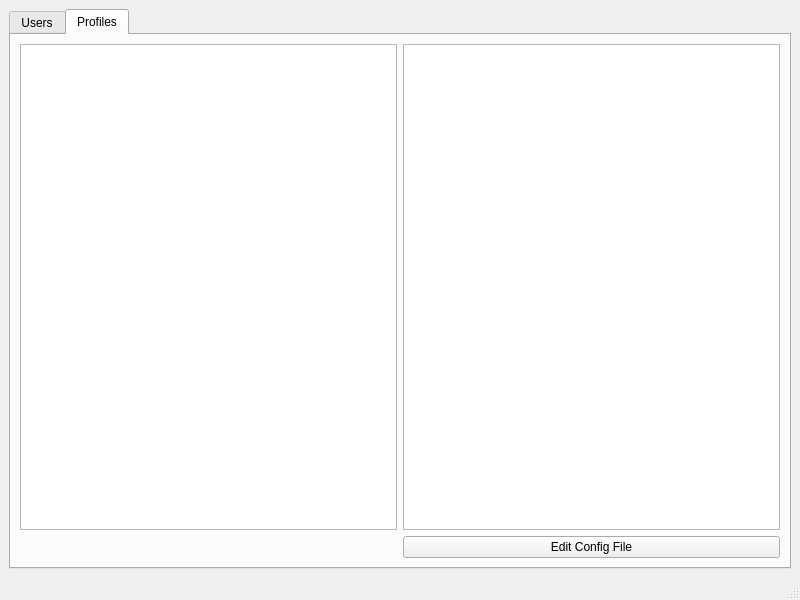
KDE/confine, file src/mainwindow.ui: the form before one commit.
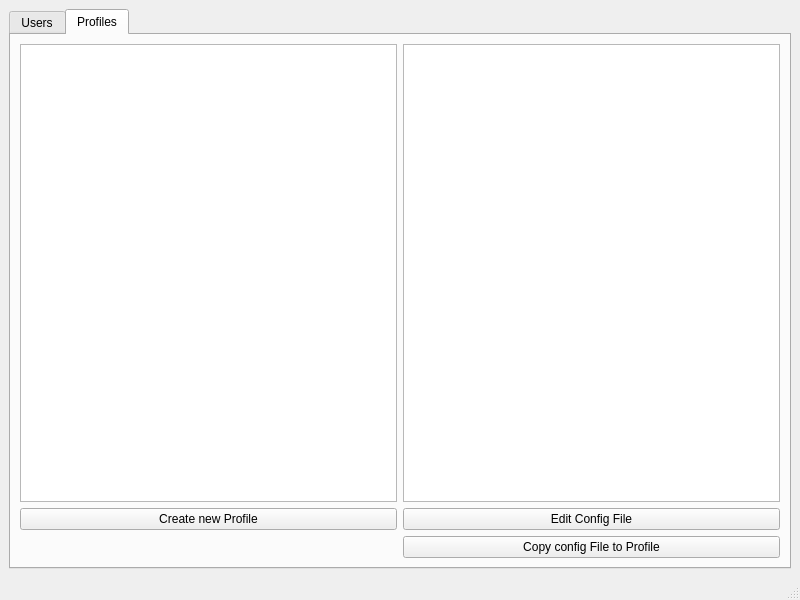
The form after the commit.

Commit message: Create Profile and Copy Profile functionality added

What changed in the file:
```diff
--- a/src/mainwindow.ui
+++ b/src/mainwindow.ui
@@ -71,6 +71,13 @@
         <string>Profiles</string>
        </attribute>
        <layout class="QGridLayout" name="gridLayout_2">
+        <item row="1" column="0">
+         <widget class="QPushButton" name="createProfileButton">
+          <property name="text">
+           <string>Create new Profile</string>
+          </property>
+         </widget>
+        </item>
         <item row="0" column="0">
          <widget class="QListWidget" name="profileList">
           <property name="sortingEnabled">
@@ -88,6 +95,13 @@
           </property>
          </widget>
         </item>
+        <item row="2" column="1">
+         <widget class="QPushButton" name="copyConfigFileButton">
+          <property name="text">
+           <string>Copy config File to Profile</string>
+          </property>
+         </widget>
+        </item>
        </layout>
       </widget>
      </widget>
```
The commit also changes 10 other files.
